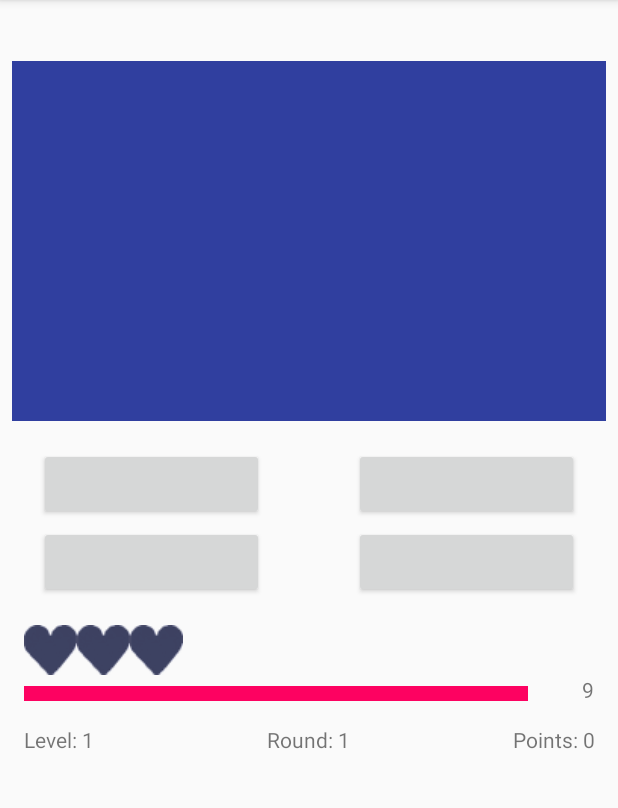
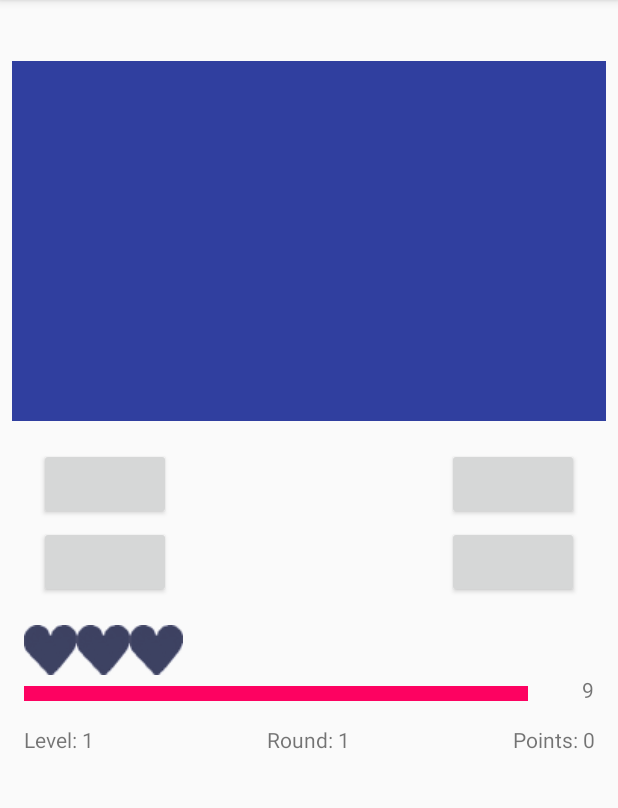
Before and after one commit to kathrin77/QuickPic, an Android app: the QuizActivity screen opened directly, with no data from a screen before it, on a phone screen of 412 x 824 dp, the part 84-892 px from its top. Run offline under Robolectric (Android 15) with nearby library versions, the phone set to English and light mode, and no system bars; 13 statements that could not run were skipped.

Commit message:
Buttonbreite korrigiert

```diff
--- a/app/src/main/java/com/example/quickpic/QuizActivity.java
+++ b/app/src/main/java/com/example/quickpic/QuizActivity.java
@@ -82,10 +82,7 @@ public class QuizActivity extends AppCompatActivity {
         screenSizer = (width/11);
         barTime = (FrameLayout) findViewById(R.id.barTime);
         Log.d("screensizer","screensizer" + screenSizer);
-        //screenDensity = getResources().getDisplayMetrics().density;
-        //Log.d("Quickpic","screenDensity "+ screenDensity); //= 3.0
         lpTime = barTime.getLayoutParams();
-        //lpTime.width = Math.round(screenDensity * (timeout/30));
         lpTime.width = ((timeout/1000)*screenSizer);
         Log.d("Quickpic","lpTime.width initial "+lpTime.width);
 
--- a/app/src/main/res/layout/activity_quiz.xml
+++ b/app/src/main/res/layout/activity_quiz.xml
@@ -108,7 +108,7 @@
 
                 <Button
                     android:id="@+id/btn4"
-                    android:layout_width="150dp"
+                    android:layout_width="wrap_content"
                     android:layout_height="wrap_content"
                     android:layout_gravity="bottom|right"
                     android:layout_margin="10dp"
@@ -120,7 +120,7 @@
 
                 <Button
                     android:id="@+id/btn2"
-                    android:layout_width="150dp"
+                    android:layout_width="wrap_content"
                     android:layout_height="wrap_content"
                     android:layout_gravity="top|right"
                     android:layout_margin="10dp"
@@ -132,7 +132,7 @@
 
                 <Button
                     android:id="@+id/btn3"
-                    android:layout_width="150dp"
+                    android:layout_width="wrap_content"
                     android:layout_height="wrap_content"
                     android:layout_gravity="bottom|left"
                     android:layout_margin="10dp"
@@ -145,7 +145,7 @@
                 <Button
                     android:id="@+id/btn1"
                     style="@style/Widget.AppCompat.Button"
-                    android:layout_width="150dp"
+                    android:layout_width="wrap_content"
                     android:layout_height="wrap_content"
                     android:layout_gravity="top|left"
                     android:layout_margin="10dp"
```
